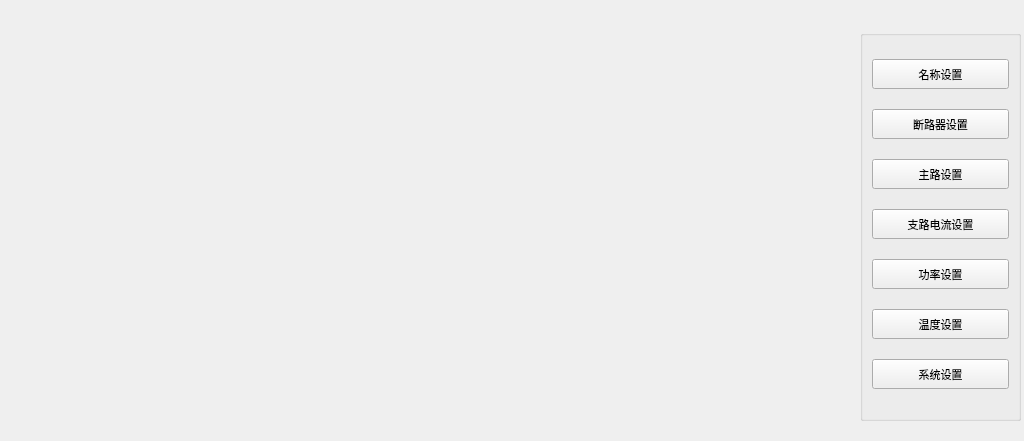
Above: setting/setmainwid.ui from ChinaClever/BusBar-Qt before the change. Below: the same form after it.
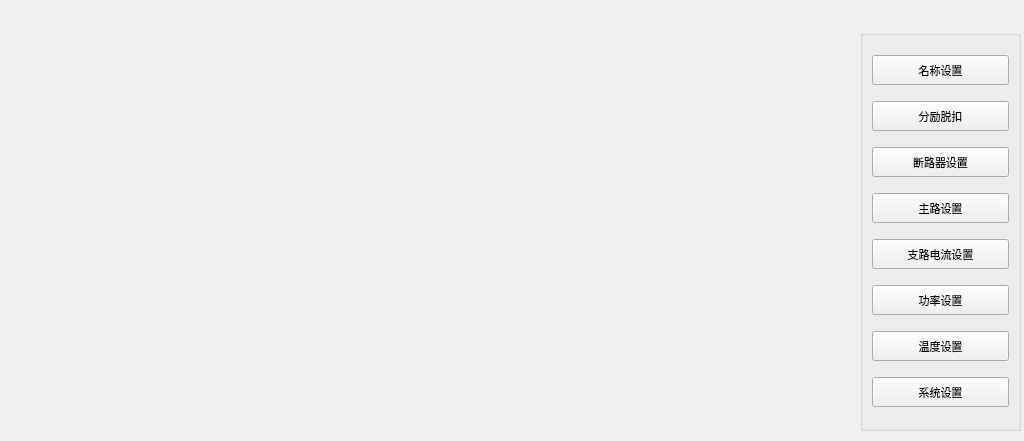
That is the form after the change.

Commit message: 增加TOU分励脱扣兼容

```diff
--- a/setting/setmainwid.ui
+++ b/setting/setmainwid.ui
@@ -42,7 +42,7 @@
      <x>860</x>
      <y>30</y>
      <width>161</width>
-     <height>391</height>
+     <height>401</height>
     </rect>
    </property>
    <property name="font">
@@ -87,6 +87,30 @@
       </property>
      </widget>
     </item>
+    <item>
+     <widget class="QPushButton" name="tripBtn">
+      <property name="maximumSize">
+       <size>
+        <width>16777215</width>
+        <height>30</height>
+       </size>
+      </property>
+      <property name="font">
+       <font>
+        <family>&quot;Ubuntu&quot;</family>
+        <pointsize>8</pointsize>
+        <italic>false</italic>
+        <bold>false</bold>
+       </font>
+      </property>
+      <property name="styleSheet">
+       <string notr="true"/>
+      </property>
+      <property name="text">
+       <string>分励脱扣</string>
+      </property>
+     </widget>
+    </item>
     <item>
      <widget class="QPushButton" name="breakerBtn">
       <property name="maximumSize">
```
The commit also changes 24 other files.
